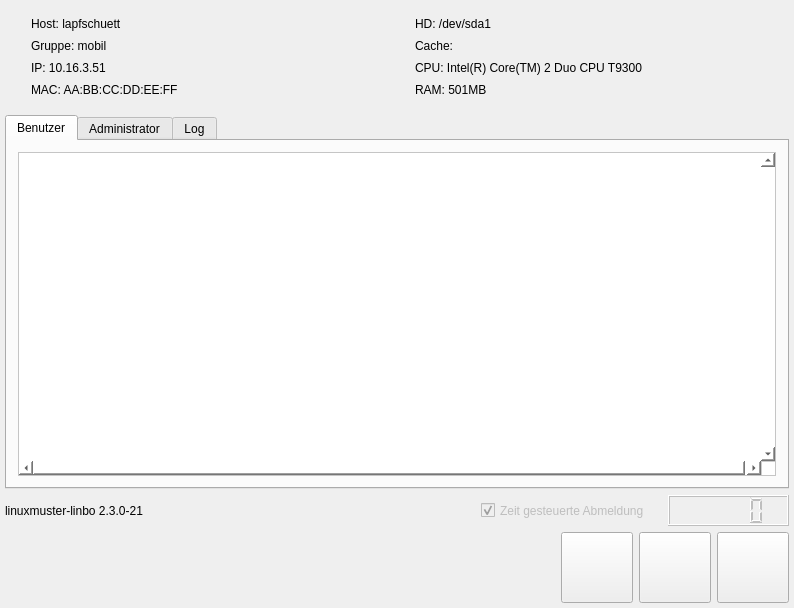
First picture: the form in linbo_gui/linbogui.ui, repository linuxmuster/linuxmuster-linbo, before the edit.
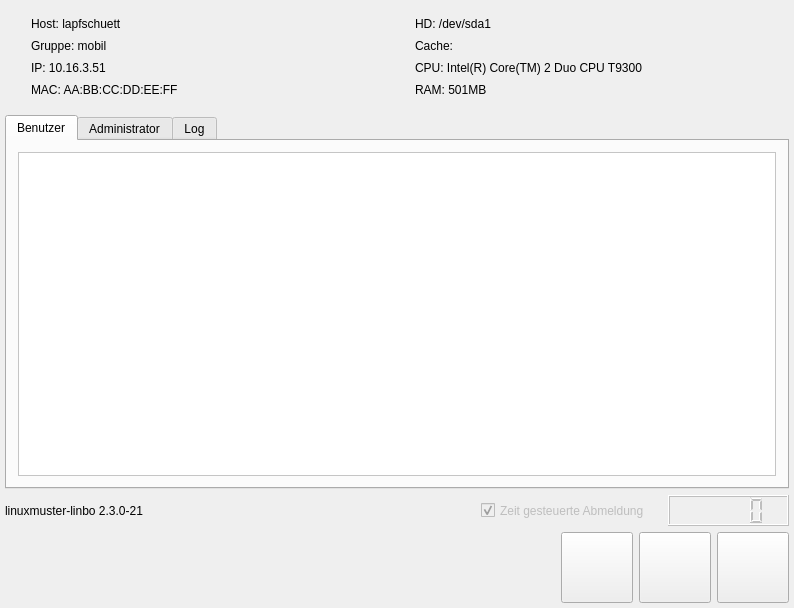
Second picture: the form after the edit. The open tabs and pages were chosen to show the change. Icons and pictures are not drawn.

Patch:
```diff
--- a/linbo_gui/linbogui.ui
+++ b/linbo_gui/linbogui.ui
@@ -297,7 +297,7 @@
           </property>
           <property name="minimumSize">
            <size>
-            <width>600</width>
+            <width>500</width>
             <height>200</height>
            </size>
           </property>
@@ -308,21 +308,27 @@
            <string notr="true">background-color: rgb(255, 255, 255,255);</string>
           </property>
           <property name="verticalScrollBarPolicy">
-           <enum>Qt::ScrollBarAlwaysOn</enum>
+           <enum>Qt::ScrollBarAsNeeded</enum>
+          </property>
+          <property name="horizontalScrollBarPolicy">
+           <enum>Qt::ScrollBarAlwaysOff</enum>
           </property>
           <property name="sizeAdjustPolicy">
-           <enum>QAbstractScrollArea::AdjustIgnored</enum>
+           <enum>QAbstractScrollArea::AdjustToContentsOnFirstShow</enum>
           </property>
           <property name="widgetResizable">
            <bool>true</bool>
           </property>
+          <property name="alignment">
+           <set>Qt::AlignCenter</set>
+          </property>
           <widget class="QWidget" name="osarea">
            <property name="geometry">
             <rect>
              <x>0</x>
              <y>0</y>
-             <width>744</width>
-             <height>302</height>
+             <width>756</width>
+             <height>277</height>
             </rect>
            </property>
            <property name="sizePolicy">
@@ -333,27 +339,27 @@
            </property>
            <property name="minimumSize">
             <size>
-             <width>744</width>
-             <height>302</height>
+             <width>600</width>
+             <height>200</height>
             </size>
            </property>
            <layout class="QHBoxLayout" name="horizontalLayout_7">
             <item>
              <layout class="QGridLayout" name="osareaLayout">
               <property name="leftMargin">
-               <number>20</number>
+               <number>5</number>
               </property>
               <property name="topMargin">
-               <number>20</number>
+               <number>5</number>
               </property>
               <property name="rightMargin">
-               <number>20</number>
+               <number>5</number>
               </property>
               <property name="bottomMargin">
-               <number>20</number>
+               <number>5</number>
               </property>
               <property name="spacing">
-               <number>20</number>
+               <number>5</number>
               </property>
              </layout>
             </item>
```
Left out of the diff: 4 changed lines with no effect on the pictures.
